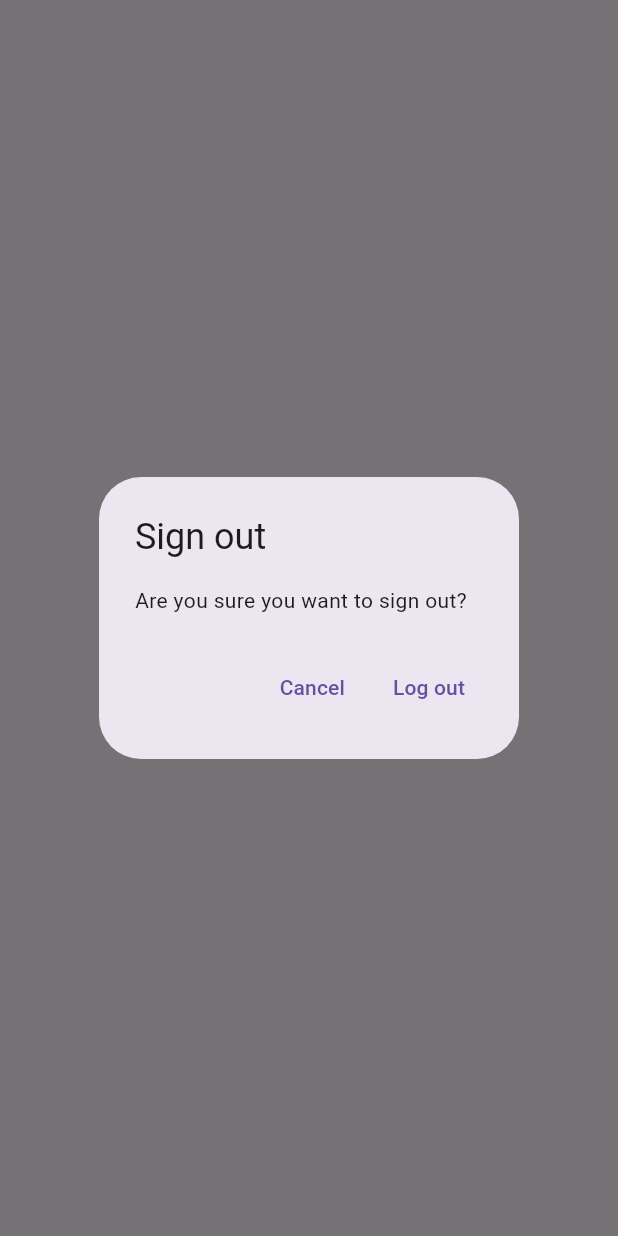
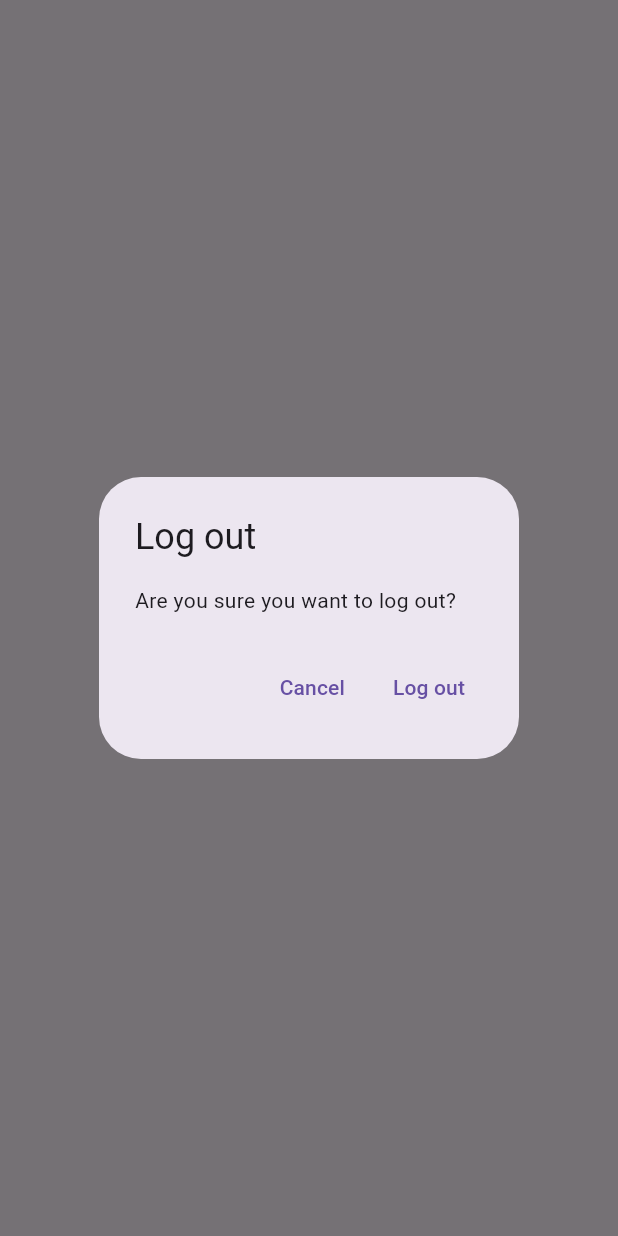
Before and after one commit to BiancaFlorut/flutter_notes, a Flutter app: what showLogoutDialog() shows on an empty page, opened directly, on a phone screen of 412 x 824 dp. Run offline on Flutter 3.47's test engine with Material 3 defaults, Android fonts, the phone set to English and light mode, and no system bars; our stand-ins replace firebase_auth, firebase_core, sqflite; accounts and stored records are empty; network calls fail; statements that could not run were skipped.

Commit message:
Deleting Existing Notes in Notes View and dialog refractoring

```diff
--- /dev/null
+++ b/notes/lib/utilities/dialog/generic_dialog.dart
@@ -0,0 +1,33 @@
+import 'package:flutter/material.dart';
+
+typedef DialogOptionBuilder<T> = Map<String, T?> Function();
+
+Future<T?> showGenericDialog<T>({
+  required BuildContext context,
+  required String title,
+  required String content,
+  required DialogOptionBuilder optionsBuilder,
+}) {
+  final options = optionsBuilder();
+  return showDialog<T>(
+      context: context,
+      builder: (context) {
+        return AlertDialog(
+          title: Text(title),
+          content: Text(content),
+          actions: options.keys.map((optionTitle) {
+            final value = options[optionTitle];
+            return TextButton(
+              onPressed: () {
+                if (value != null) {
+                  Navigator.of(context).pop(value);
+                } else {
+                  Navigator.of(context).pop();
+                }
+              },
+              child: Text(optionTitle),
+            );
+          }).toList(),
+        );
+      });
+}
--- /dev/null
+++ b/notes/lib/utilities/dialog/logout_dialog.dart
@@ -0,0 +1,13 @@
+import 'package:flutter/material.dart';
+import 'package:notes/utilities/dialog/generic_dialog.dart';
+
+Future<bool> showLogoutDialog(BuildContext context) {
+  return showGenericDialog(
+    context: context,
+    title: 'Log out',
+    content: 'Are you sure you want to log out?',
+    optionsBuilder: () {
+      return {'Cancel': false, 'Log out': true};
+    },
+  ).then((value) => value ?? false);
+}
--- a/notes/lib/view/login_view.dart
+++ b/notes/lib/view/login_view.dart
@@ -2,7 +2,7 @@ import 'package:flutter/material.dart';
 import 'package:notes/constants/routs.dart';
 import 'package:notes/services/auth/auth_exceptions.dart';
 import 'package:notes/services/auth/auth_service.dart';
-import '../utilities/show_error_dialog.dart';
+import '../utilities/dialog/error_dialog.dart';
 
 class LoginView extends StatefulWidget {
   const LoginView({super.key});
--- a/notes/lib/view/notes/notes_view.dart
+++ b/notes/lib/view/notes/notes_view.dart
@@ -1,8 +1,10 @@
 import 'package:flutter/material.dart';
 import 'package:notes/services/auth/auth_service.dart';
 import 'package:notes/services/crud/notes_service.dart';
+import 'package:notes/view/notes/notes_list_view.dart';
 import '../../constants/routs.dart';
 import '../../enums/menu_actions.dart';
+import '../../utilities/dialog/logout_dialog.dart';
 
 class NotesView extends StatefulWidget {
   const NotesView({super.key});
@@ -70,20 +72,11 @@ class _NotesViewState extends State<NotesView> {
                     case ConnectionState.active:
                       if (snapshot.hasData) {
                         final allNotes = snapshot.data as List<DatabaseNote>;
-                        return ListView.builder(
-                          itemCount: allNotes.length,
-                          itemBuilder: (context, index) {
-                            final note = allNotes[index];
-                            return ListTile(
-                              title: Text(
-                                note.text,
-                                maxLines: 1,
-                                softWrap: true,
-                                overflow: TextOverflow.ellipsis,
-                              ),
-                            );
-                          },
-                        );
+                        return NotesListView(
+                            notes: allNotes,
+                            onDeleteNote: (note) async {
+                              await _notesService.deleteNote(id: note.id);
+                            });
                       } else {
                         return const CircularProgressIndicator();
                       }
@@ -100,26 +93,3 @@ class _NotesViewState extends State<NotesView> {
     );
   }
 }
-
-Future<bool> showLogoutDialog(BuildContext context) {
-  return showDialog(
-      context: context,
-      builder: (context) {
-        return AlertDialog(
-          title: const Text("Sign out"),
-          content: const Text("Are you sure you want to sign out?"),
-          actions: [
-            TextButton(
-                onPressed: () {
-                  Navigator.of(context).pop(false);
-                },
-                child: const Text("Cancel")),
-            TextButton(
-                onPressed: () {
-                  Navigator.of(context).pop(true);
-                },
-                child: const Text("Log out"))
-          ],
-        );
-      }).then((value) => value ?? false);
-}
--- a/notes/lib/view/register_view.dart
+++ b/notes/lib/view/register_view.dart
@@ -2,7 +2,7 @@ import 'package:flutter/material.dart';
 import 'package:notes/constants/routs.dart';
 import 'package:notes/services/auth/auth_service.dart';
 import '../services/auth/auth_exceptions.dart';
-import '../utilities/show_error_dialog.dart';
+import '../utilities/dialog/error_dialog.dart';
 
 class RegisterView extends StatefulWidget {
   const RegisterView({super.key});
```
Also changed, not shown: notes/lib/utilities/dialog/delete_dialog.dart (added, +13 -0 lines), notes/lib/utilities/dialog/error_dialog.dart (added, +16 -0 lines), notes/lib/utilities/show_error_dialog.dart (deleted, +0 -25 lines), notes/lib/view/notes/notes_list_view.dart (added, +43 -0 lines).
